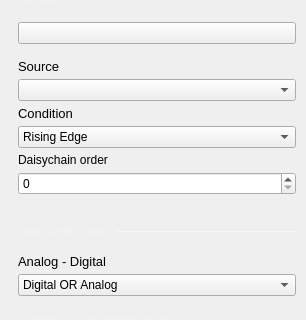
The window that ui/trigger_settings.ui (analogdevicesinc/scopy) describes before a commit, drawn with Qt 5; both pictures show x 0 to 306 and y 375 to 695 of the 306 by 810 pixel window.
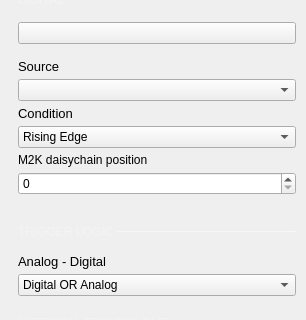
The same window after the commit. Custom widgets are drawn as their Qt base class.

Commit message: TriggerSettings: change daisychain widget label

```diff
--- a/ui/trigger_settings.ui
+++ b/ui/trigger_settings.ui
@@ -113,7 +113,7 @@
       <property name="geometry">
        <rect>
         <x>0</x>
-        <y>0</y>
+        <y>-62</y>
         <width>266</width>
         <height>828</height>
        </rect>
@@ -645,7 +645,7 @@
             <item>
              <widget class="QLabel" name="label_7">
               <property name="text">
-               <string>Daisychain order</string>
+               <string>M2K daisychain position</string>
               </property>
              </widget>
             </item>
```
